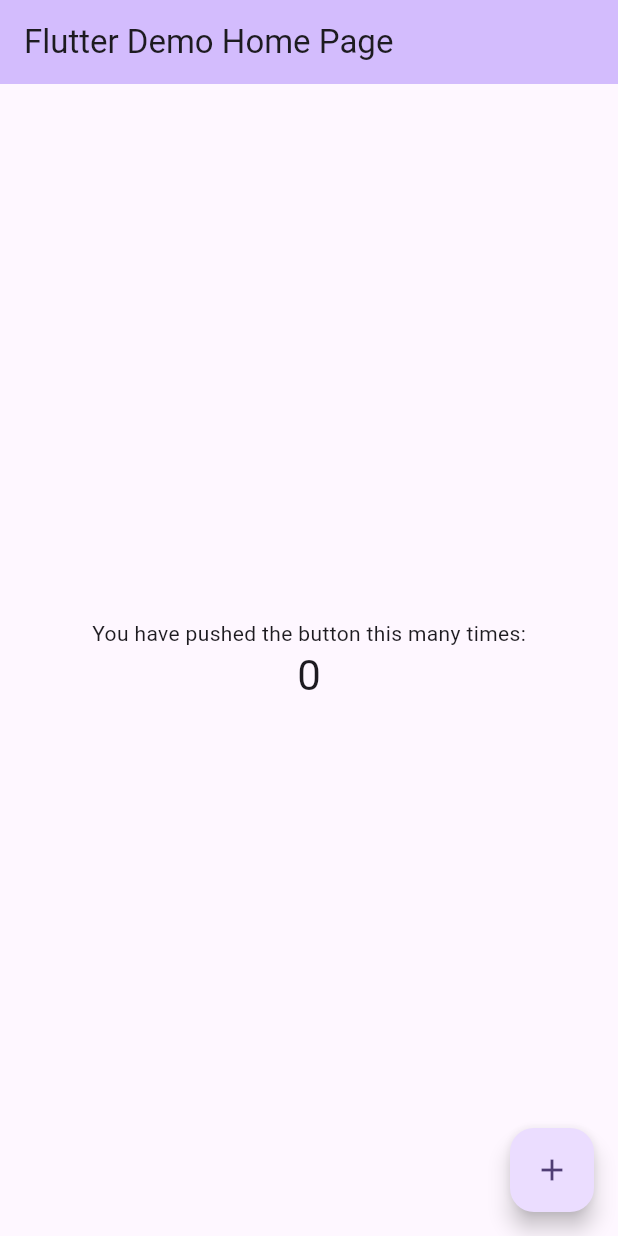
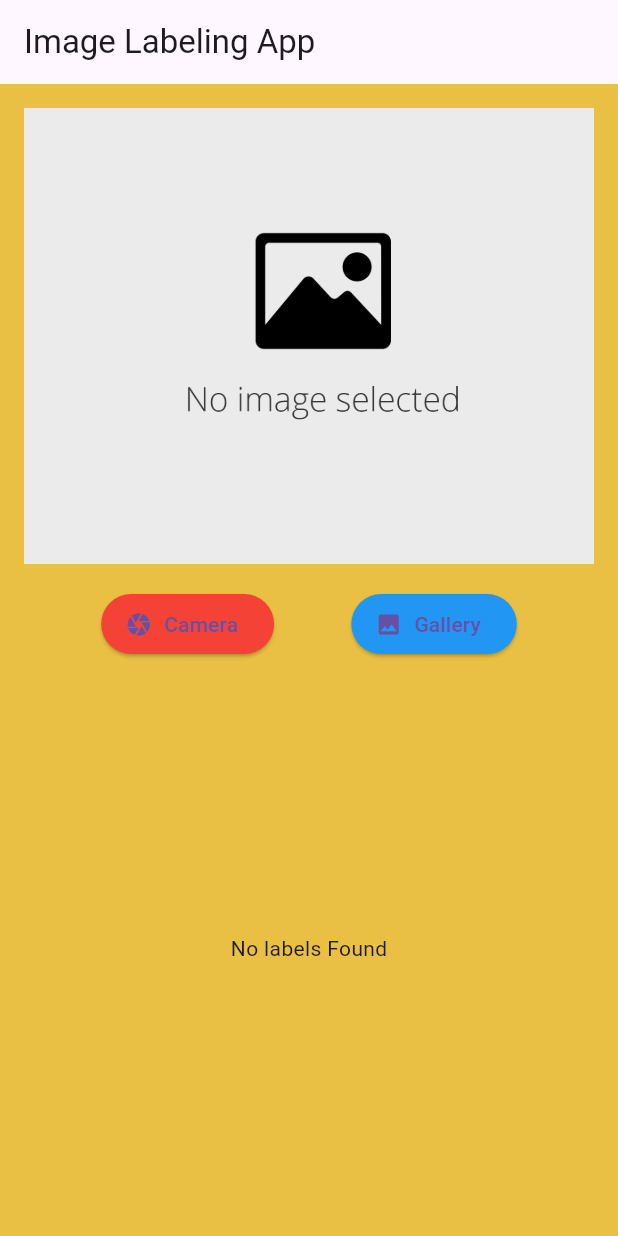
Before and after one commit to Raviteja582/flutter_imagelabelling_firebase, a Flutter app: the screen it shows after launch, on a phone screen of 412 x 824 dp. Run offline on Flutter 3.47's test engine with Material 3 defaults, Android fonts, the phone set to English and light mode, and no system bars; our stand-ins replace firebase_core, image_picker; missing offline and left inert: google_mlkit_image_labeling; accounts and stored records are empty.

Commit message:
Added Content for Image selection

```diff
--- a/lib/main.dart
+++ b/lib/main.dart
@@ -1,125 +1,160 @@
 import 'package:flutter/material.dart';
+import 'package:image_picker/image_picker.dart';
+import 'package:google_mlkit_image_labeling/google_mlkit_image_labeling.dart';
+import 'package:firebase_core/firebase_core.dart';
+import 'dart:io';
 
-void main() {
-  runApp(const MyApp());
+import 'firebase_options.dart';
+
+const Color primaryColor = Color(0xFF76736A);
+
+void main() async {
+  WidgetsFlutterBinding.ensureInitialized();
+  await Firebase.initializeApp(
+    name: 'hiFriends',
+    options: DefaultFirebaseOptions.currentPlatform,
+  ); // Initialize Firebase
+  runApp(const ImageIdentificationApp());
 }
 
-class MyApp extends StatelessWidget {
-  const MyApp({super.key});
+class ImageIdentificationApp extends StatelessWidget {
+  const ImageIdentificationApp({super.key});
 
-  // This widget is the root of your application.
   @override
   Widget build(BuildContext context) {
     return MaterialApp(
-      title: 'Flutter Demo',
+      title: 'Firebase Messaging',
       theme: ThemeData(
-        // This is the theme of your application.
-        //
-        // TRY THIS: Try running your application with "flutter run". You'll see
-        // the application has a purple toolbar. Then, without quitting the app,
-        // try changing the seedColor in the colorScheme below to Colors.green
-        // and then invoke "hot reload" (save your changes or press the "hot
-        // reload" button in a Flutter-supported IDE, or press "r" if you used
-        // the command line to start the app).
-        //
-        // Notice that the counter didn't reset back to zero; the application
-        // state is not lost during the reload. To reset the state, use hot
-        // restart instead.
-        //
-        // This works for code too, not just values: Most code changes can be
-        // tested with just a hot reload.
-        colorScheme: ColorScheme.fromSeed(seedColor: Colors.deepPurple),
-        useMaterial3: true,
+        primarySwatch: Colors.blue,
       ),
-      home: const MyHomePage(title: 'Flutter Demo Home Page'),
+      home: const ImageRecognitionScreen(),
     );
   }
 }
 
-class MyHomePage extends StatefulWidget {
-  const MyHomePage({super.key, required this.title});
-
-  // This widget is the home page of your application. It is stateful, meaning
-  // that it has a State object (defined below) that contains fields that affect
-  // how it looks.
-
-  // This class is the configuration for the state. It holds the values (in this
-  // case the title) provided by the parent (in this case the App widget) and
-  // used by the build method of the State. Fields in a Widget subclass are
-  // always marked "final".
-
-  final String title;
+class ImageRecognitionScreen extends StatefulWidget {
+  const ImageRecognitionScreen({super.key});
 
   @override
-  State<MyHomePage> createState() => _MyHomePageState();
+  // ignore: library_private_types_in_public_api
+  _LabelImageScreenState createState() => _LabelImageScreenState();
 }
 
-class _MyHomePageState extends State<MyHomePage> {
-  int _counter = 0;
+class _LabelImageScreenState extends State<ImageRecognitionScreen> {
+  File? _pickedImage;
+  List<String> _labels = [];
+  final ImagePicker _picker = ImagePicker();
 
-  void _incrementCounter() {
-    setState(() {
-      // This call to setState tells the Flutter framework that something has
-      // changed in this State, which causes it to rerun the build method below
-      // so that the display can reflect the updated values. If we changed
-      // _counter without calling setState(), then the build method would not be
-      // called again, and so nothing would appear to happen.
-      _counter++;
-    });
+  // Function to pick an image from the camera or gallery
+  Future<void> _selectImage(ImageSource source) async {
+    final pickedFile = await _picker.pickImage(source: source);
+    if (pickedFile != null) {
+      setState(() {
+        _pickedImage = File(pickedFile.path);
+      });
+      _labelImage();
+    }
+  }
+
+  // Function to label objects in the selected image using Firebase ML Kit
+  Future<void> _labelImage() async {
+    if (_pickedImage == null) return;
+
+    final inputImage = InputImage.fromFile(_pickedImage!);
+
+    final imageLabeler = ImageLabeler(
+      options:
+          ImageLabelerOptions(confidenceThreshold: 0.5), // Confidence threshold
+    );
+
+    try {
+      final List<ImageLabel> labels =
+          await imageLabeler.processImage(inputImage);
+
+      setState(() {
+        _labels = labels
+            .map((label) =>
+                '${label.label} (${(label.confidence * 100).toStringAsFixed(2)}%)')
+            .toList();
+      });
+    } catch (e) {
+      debugPrint('failed to load image labels: $e');
+    } finally {
+      imageLabeler.close();
+    }
   }
 
   @override
   Widget build(BuildContext context) {
-    // This method is rerun every time setState is called, for instance as done
-    // by the _incrementCounter method above.
-    //
-    // The Flutter framework has been optimized to make rerunning build methods
-    // fast, so that you can just rebuild anything that needs updating rather
-    // than having to individually change instances of widgets.
     return Scaffold(
+      backgroundColor: const Color.fromARGB(255, 233, 192, 67),
       appBar: AppBar(
-        // TRY THIS: Try changing the color here to a specific color (to
-        // Colors.amber, perhaps?) and trigger a hot reload to see the AppBar
-        // change color while the other colors stay the same.
-        backgroundColor: Theme.of(context).colorScheme.inversePrimary,
-        // Here we take the value from the MyHomePage object that was created by
-        // the App.build method, and use it to set our appbar title.
-        title: Text(widget.title),
+        title: const Text('Image Labeling App'),
       ),
-      body: Center(
-        // Center is a layout widget. It takes a single child and positions it
-        // in the middle of the parent.
+      body: Padding(
+        padding: const EdgeInsets.all(16.0),
         child: Column(
-          // Column is also a layout widget. It takes a list of children and
-          // arranges them vertically. By default, it sizes itself to fit its
-          // children horizontally, and tries to be as tall as its parent.
-          //
-          // Column has various properties to control how it sizes itself and
-          // how it positions its children. Here we use mainAxisAlignment to
-          // center the children vertically; the main axis here is the vertical
-          // axis because Columns are vertical (the cross axis would be
-          // horizontal).
-          //
-          // TRY THIS: Invoke "debug painting" (choose the "Toggle Debug Paint"
-          // action in the IDE, or press "p" in the console), to see the
-          // wireframe for each widget.
           mainAxisAlignment: MainAxisAlignment.center,
-          children: <Widget>[
-            const Text(
-              'You have pushed the button this many times:',
+          children: [
+            // Display the selected image
+            if (_pickedImage != null)
+              Image.file(
+                _pickedImage!,
+                height: 200,
+                width: double.infinity,
+                fit: BoxFit.cover,
+              )
+            else
+              Image.asset('assets/no_image.jpg'),
+            const SizedBox(height: 16),
+            // Buttons to pick an image from the camera or gallery
+            Row(
+              mainAxisAlignment: MainAxisAlignment.spaceEvenly,
+              children: [
+                ElevatedButton.icon(
+                  onPressed: () => _selectImage(ImageSource.camera),
+                  icon: const Icon(Icons.camera),
+                  label: const Text('Camera'),
+                  style: ElevatedButton.styleFrom(
+                    backgroundColor: Colors.red,
+                    shape: RoundedRectangleBorder(
+                      borderRadius: BorderRadius.circular(20.0),
+                    ),
+                  ),
+                ),
+                ElevatedButton.icon(
+                  onPressed: () => _selectImage(ImageSource.gallery),
+                  icon: const Icon(Icons.photo),
+                  label: const Text('Gallery'),
+                  style: ElevatedButton.styleFrom(
+                    backgroundColor: Colors.blue,
+                    shape: RoundedRectangleBorder(
+                      borderRadius: BorderRadius.circular(20.0),
+                    ),
+                  ),
+                ),
+              ],
             ),
-            Text(
-              '$_counter',
-              style: Theme.of(context).textTheme.headlineMedium,
+            const SizedBox(height: 16),
+            // Display the detected labels
+            Expanded(
+              child: _labels.isNotEmpty
+                  ? ListView.builder(
+                      itemCount: _labels.length,
+                      itemBuilder: (context, index) {
+                        return ListTile(
+                          leading: const Icon(Icons.format_list_bulleted),
+                          title: Text(_labels[index]),
+                        );
+                      },
+                    )
+                  : const Center(
+                      child: Text('No labels Found'),
+                    ),
             ),
           ],
         ),
       ),
-      floatingActionButton: FloatingActionButton(
-        onPressed: _incrementCounter,
-        tooltip: 'Increment',
-        child: const Icon(Icons.add),
-      ), // This trailing comma makes auto-formatting nicer for build methods.
     );
   }
 }
--- a/pubspec.yaml
+++ b/pubspec.yaml
@@ -62,9 +62,8 @@ flutter:
   uses-material-design: true
 
   # To add assets to your application, add an assets section, like this:
-  # assets:
-  #   - images/a_dot_burr.jpeg
-  #   - images/a_dot_ham.jpeg
+  assets:
+    - assets/
 
   # An image asset can refer to one or more resolution-specific "variants", see
   # https://flutter.dev/to/resolution-aware-images
```
Also changed, not shown: assets/no_image.jpg (added), 5 other files.
